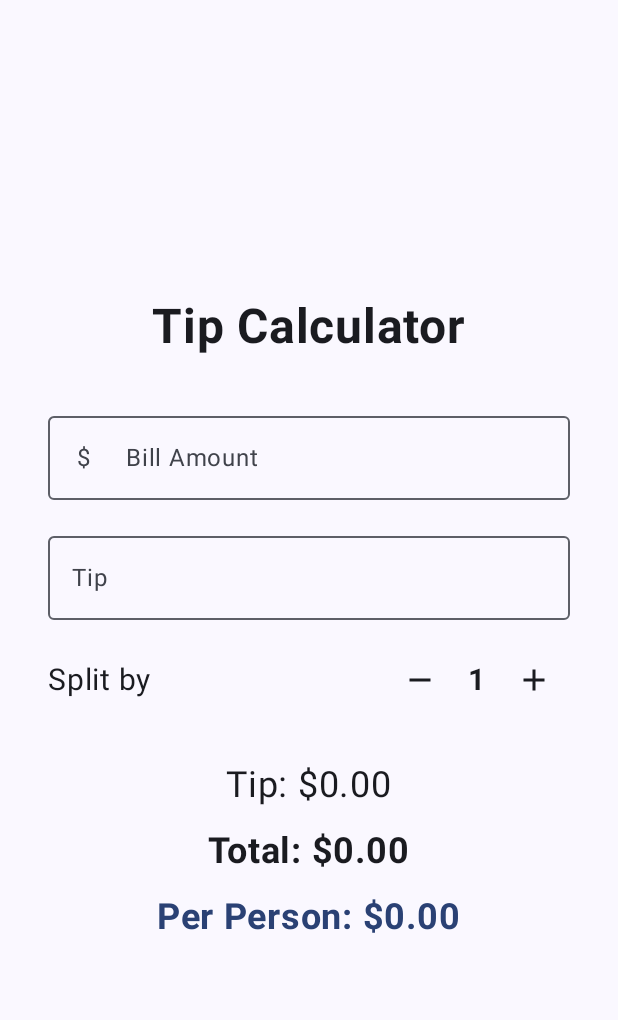
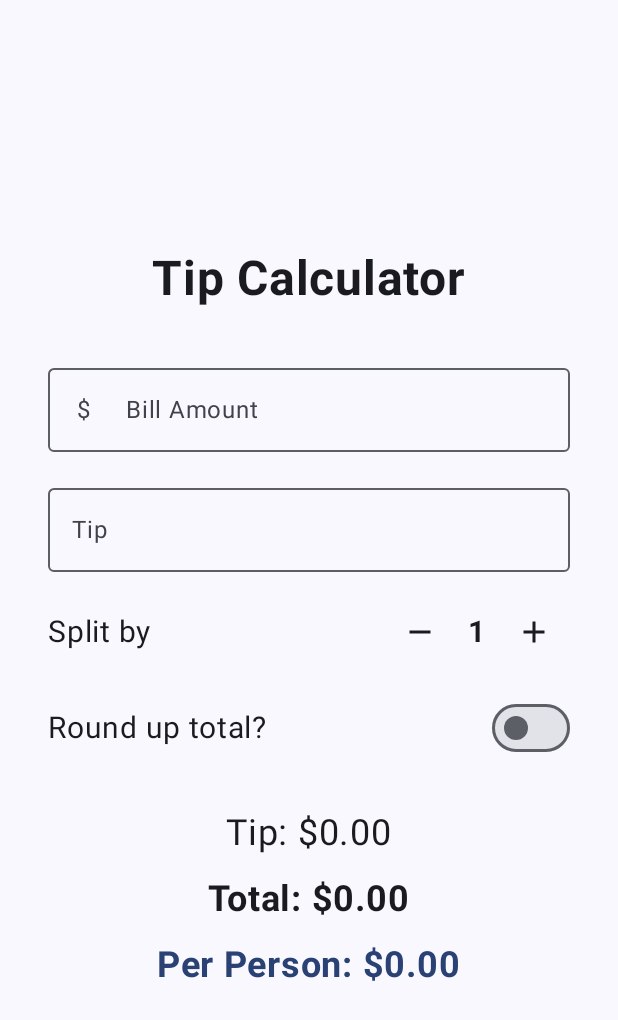
Before and after one commit to simonMakumi/TipCalculator, an Android app built with Jetpack Compose: the screen it shows after launch (MainActivity), on a phone screen of 412 x 824 dp. Shown: the top 1020 px of the screen. Run offline under Robolectric (Android 15) with nearby library versions, the phone set to English and light mode, and no system bars.

Commit message:
Feat: Add 'Round Up Total' switch and logic

```diff
--- a/app/src/main/java/com/example/tipcalculator/MainActivity.kt
+++ b/app/src/main/java/com/example/tipcalculator/MainActivity.kt
@@ -20,6 +20,7 @@ import androidx.compose.material3.IconButton
 import androidx.compose.material3.MaterialTheme
 import androidx.compose.material3.OutlinedTextField
 import androidx.compose.material3.Surface
+import androidx.compose.material3.Switch
 import androidx.compose.material3.Text
 import androidx.compose.runtime.Composable
 import androidx.compose.runtime.getValue
@@ -54,8 +55,9 @@ fun TipCalculatorScreen(viewModel: TipViewModel) {
 
     // --- STATE ---
     val billAmountInput by viewModel.billAmountInput
-    val tipPercentInput by viewModel.tipPercentInput // REVERTED
+    val tipPercentInput by viewModel.tipPercentInput
     val numberOfPeople by viewModel.numberOfPeople
+    val roundUp by viewModel.roundUp
 
     val tipFormatted = viewModel.tipFormatted
     val totalFormatted = viewModel.totalFormatted
@@ -92,7 +94,7 @@ fun TipCalculatorScreen(viewModel: TipViewModel) {
 
         Spacer(modifier = Modifier.height(16.dp))
 
-        // --- REVERTED TO TEXT FIELD ---
+        // Tip Percent
         OutlinedTextField(
             value = tipPercentInput,
             onValueChange = { viewModel.onTipPercentChange(it) },
@@ -102,7 +104,6 @@ fun TipCalculatorScreen(viewModel: TipViewModel) {
             keyboardOptions = KeyboardOptions(keyboardType = KeyboardType.Number),
             suffix = { Text("%") }
         )
-        // --- END OF REVERT ---
 
         Spacer(modifier = Modifier.height(16.dp))
 
@@ -136,6 +137,26 @@ fun TipCalculatorScreen(viewModel: TipViewModel) {
                 }
             }
         }
+
+        Spacer(modifier = Modifier.height(16.dp))
+
+        // --- NEW "ROUND UP" ROW ---
+        Row(
+            modifier = Modifier.fillMaxWidth(),
+            horizontalArrangement = Arrangement.SpaceBetween,
+            verticalAlignment = Alignment.CenterVertically
+        ) {
+            Text(
+                text = "Round up total?",
+                fontSize = 20.sp
+            )
+
+            Switch(
+                checked = roundUp,
+                onCheckedChange = { viewModel.onRoundUpToggle(it) }
+            )
+        }
+        // --- END OF NEW ROW ---
 
         Spacer(modifier = Modifier.height(32.dp))
 
--- a/app/src/main/java/com/example/tipcalculator/TipViewModel.kt
+++ b/app/src/main/java/com/example/tipcalculator/TipViewModel.kt
@@ -1,4 +1,4 @@
-package com.example.tipcalculator
+package com.example.tipcalculator // Make sure this matches your package name!
 
 import androidx.compose.runtime.State
 import androidx.compose.runtime.mutableDoubleStateOf
@@ -6,6 +6,7 @@ import androidx.compose.runtime.mutableIntStateOf
 import androidx.compose.runtime.mutableStateOf
 import androidx.lifecycle.ViewModel
 import java.text.NumberFormat
+import kotlin.math.ceil // NEW import
 
 class TipViewModel : ViewModel() {
 
@@ -13,19 +14,20 @@ class TipViewModel : ViewModel() {
     private val _billAmountInput = mutableStateOf("")
     val billAmountInput: State<String> = _billAmountInput
 
-    // --- 1. REVERTED: Back to a String for the text field ---
     private val _tipPercentInput = mutableStateOf("")
     val tipPercentInput: State<String> = _tipPercentInput
-    // --- END OF REVERT ---
 
     private val _numberOfPeople = mutableIntStateOf(1)
     val numberOfPeople: State<Int> = _numberOfPeople
 
-    // --- 2. KEPT: Using mutableDoubleStateOf ---
+    // --- NEW "ROUND UP" STATE ---
+    private val _roundUp = mutableStateOf(false)
+    val roundUp: State<Boolean> = _roundUp
+    // --- END OF NEW STATE ---
+
     private val _tip = mutableDoubleStateOf(0.0)
     private val _total = mutableDoubleStateOf(0.0)
     private val _totalPerPerson = mutableDoubleStateOf(0.0)
-    // --- END OF FIX ---
 
     // --- UI-Formatted State ---
     val tipFormatted: String
@@ -48,12 +50,10 @@ class TipViewModel : ViewModel() {
         calculateTip()
     }
 
-    // --- 1. REVERTED: Back to taking a String ---
     fun onTipPercentChange(newText: String) {
         _tipPercentInput.value = newText
         calculateTip()
     }
-    // --- END OF REVERT ---
 
     fun increasePeople() {
         _numberOfPeople.intValue++
@@ -67,20 +67,34 @@ class TipViewModel : ViewModel() {
         }
     }
 
+    // --- NEW "ROUND UP" EVENT ---
+    fun onRoundUpToggle(isToggled: Boolean) {
+        _roundUp.value = isToggled
+        calculateTip()
+    }
+    // --- END OF NEW EVENT ---
+
     // --- PRIVATE LOGIC ---
     private fun calculateTip() {
         val billAmountText = _billAmountInput.value
-        // 1. REVERTED: Read the text from the state
         val tipPercentText = _tipPercentInput.value
 
         val billAmount = billAmountText.toDoubleOrNull()?.coerceAtLeast(0.0) ?: 0.0
-        // 1. REVERTED: Convert the text to a number
         val tipPercent = tipPercentText.toDoubleOrNull()?.coerceAtLeast(0.0) ?: 0.0
 
-        // 2. KEPT: Assign with .doubleValue
-        _tip.doubleValue = (billAmount * tipPercent) / 100
-        _total.doubleValue = billAmount + _tip.doubleValue
-        _totalPerPerson.doubleValue = _total.doubleValue / _numberOfPeople.intValue
+        val tip = (billAmount * tipPercent) / 100
+        var total = billAmount + tip
+
+        // --- NEW ROUNDING LOGIC ---
+        if (_roundUp.value) {
+            // Use kotlin.math.ceil to round *up* to the next whole number
+            total = ceil(total)
+        }
+        // --- END OF NEW LOGIC ---
+
+        _tip.doubleValue = tip
+        _total.doubleValue = total
+        _totalPerPerson.doubleValue = total / _numberOfPeople.intValue
     }
 
     private fun formatAsCurrency(amount: Double): String {
```
